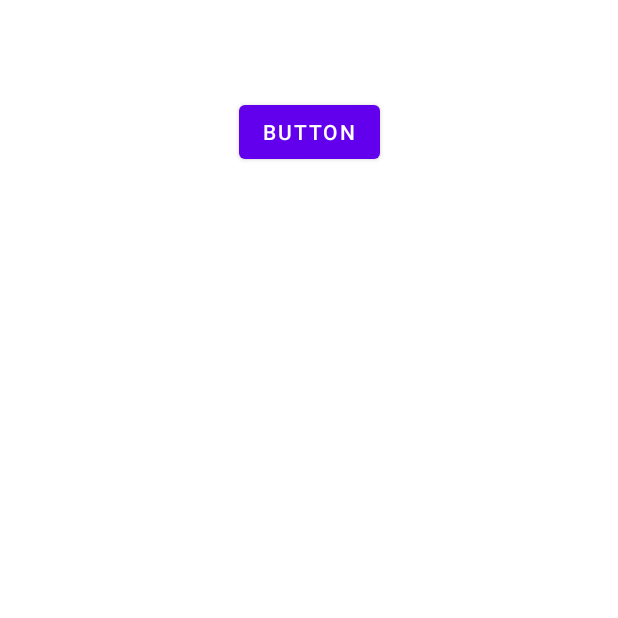
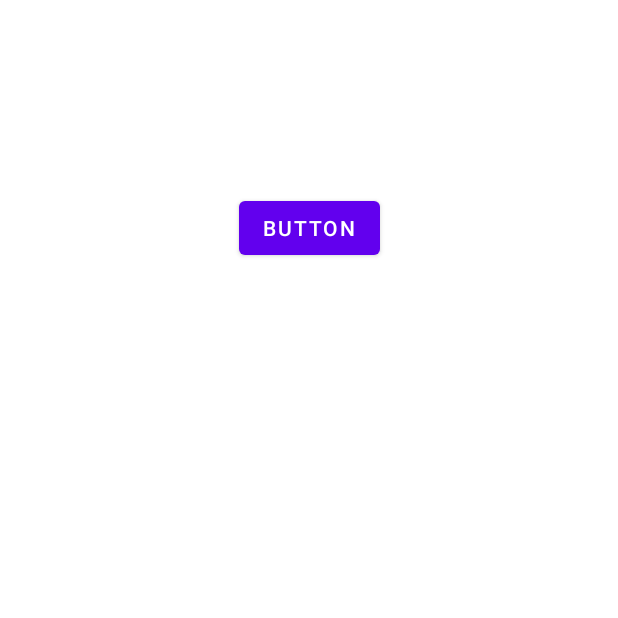
Before and after one commit to CSCE-Mobile-Programming/MonsterTracker, an Android app: the screen it shows after launch (MainActivity), on a phone screen of 412 x 824 dp, the top half of it. Run offline under Robolectric (Android 15) with nearby library versions, the phone set to English and light mode, and no system bars.

Commit message:
Fix null button error

```diff
--- a/app/src/main/res/layout/activity_main.xml
+++ b/app/src/main/res/layout/activity_main.xml
@@ -17,13 +17,4 @@
         app:layout_constraintStart_toStartOf="parent"
         app:layout_constraintTop_toTopOf="parent" />
 
-    <Button
-        android:id="@+id/detailsActivityButton"
-        android:layout_width="wrap_content"
-        android:layout_height="wrap_content"
-        android:text="Button"
-        app:layout_constraintEnd_toEndOf="parent"
-        app:layout_constraintStart_toStartOf="parent"
-        app:layout_constraintTop_toTopOf="@+id/mainFragmentContainerView" />
-
 </androidx.constraintlayout.widget.ConstraintLayout>
--- a/app/src/main/res/layout/fragment_main.xml
+++ b/app/src/main/res/layout/fragment_main.xml
@@ -1,6 +1,24 @@
 <?xml version="1.0" encoding="utf-8"?>
 <FrameLayout xmlns:android="http://schemas.android.com/apk/res/android"
+    xmlns:app="http://schemas.android.com/apk/res-auto"
     xmlns:tools="http://schemas.android.com/tools"
     android:layout_width="match_parent"
     android:layout_height="match_parent"
-    tools:context=".MainActivity.MainFragment"/>
+    tools:context=".MainActivity.MainFragment">
+
+    <androidx.constraintlayout.widget.ConstraintLayout
+        android:layout_width="match_parent"
+        android:layout_height="match_parent">
+
+        <Button
+            android:id="@+id/detailsActivityButton"
+            android:layout_width="wrap_content"
+            android:layout_height="wrap_content"
+            android:layout_marginTop="64dp"
+            android:text="Button"
+            app:layout_constraintEnd_toEndOf="parent"
+            app:layout_constraintHorizontal_bias="0.5"
+            app:layout_constraintStart_toStartOf="parent"
+            app:layout_constraintTop_toTopOf="parent" />
+    </androidx.constraintlayout.widget.ConstraintLayout>
+</FrameLayout>
```
